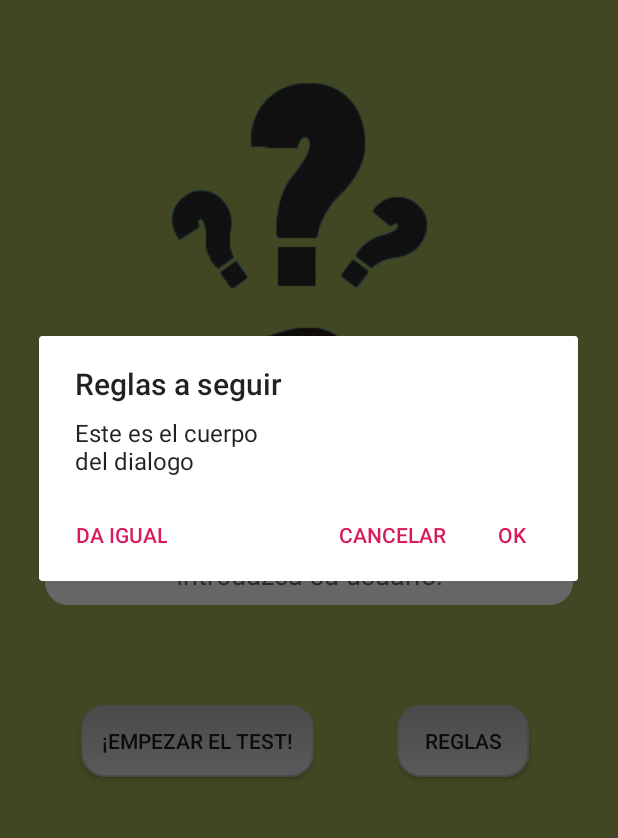
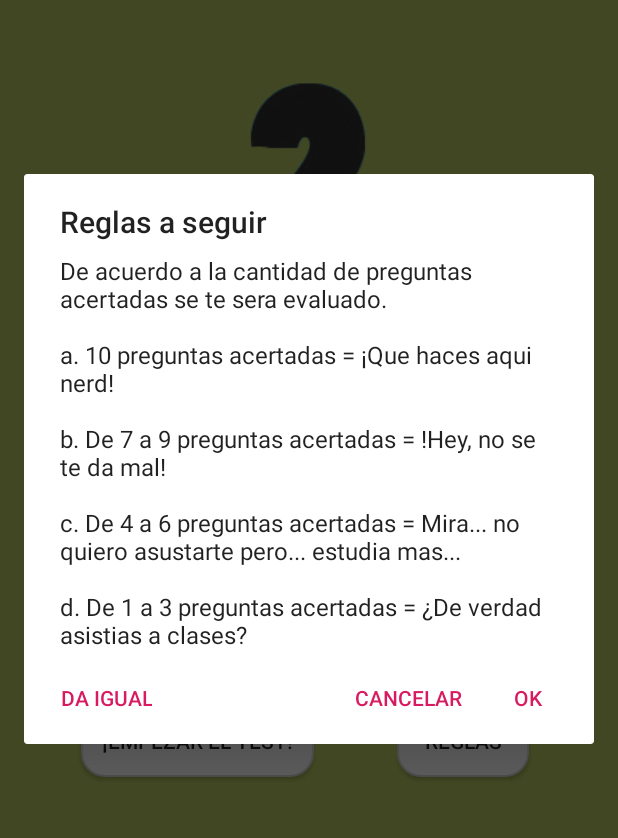
Before and after one commit to Artudoxo/TestWhataTest, an Android app: the screen it shows after launch (MainActivity), after a tap on "REGLAS", on a phone screen of 412 x 824 dp, the part 159-997 px from its top. Run offline under Robolectric (Android 15) with nearby library versions, the phone set to English and light mode, and no system bars.

Commit message:
Actualizadas las reglas del dialogo.

```diff
--- a/app/src/main/java/com/liarkat/testwhatatest/MainActivity.java
+++ b/app/src/main/java/com/liarkat/testwhatatest/MainActivity.java
@@ -42,7 +42,9 @@ public class MainActivity extends AppCompatActivity {
     public void Mostrar_dialogo(){
         AlertDialog.Builder dialogo = new AlertDialog.Builder(this);
         dialogo.setTitle("Reglas a seguir");
-        dialogo.setMessage("Este es el cuerpo \ndel dialogo");
+        dialogo.setMessage("De acuerdo a la cantidad de preguntas acertadas se te sera evaluado. \n\na. 10 preguntas acertadas = ¡Que haces aqui nerd!" +
+        "\n\nb. De 7 a 9 preguntas acertadas = !Hey, no se te da mal! \n\nc. De 4 a 6 preguntas acertadas = Mira... no quiero asustarte pero... estudia mas..."+
+                "\n\nd. De 1 a 3 preguntas acertadas = ¿De verdad asistias a clases?");
         dialogo.setCancelable(true);
         dialogo.setPositiveButton("OK", new DialogInterface.OnClickListener() {
             @Override
@@ -62,7 +64,7 @@ public class MainActivity extends AppCompatActivity {
         dialogo.setNeutralButton("Da igual", new DialogInterface.OnClickListener() {
             @Override
             public void onClick(DialogInterface dialog, int which) {
-                Toast.makeText(getApplicationContext(), "Bueno... Suerte supongo...", Toast.LENGTH_LONG).show();
+                Toast.makeText(getApplicationContext(), "Bueno... Suerte, supongo...", Toast.LENGTH_LONG).show();
 
             }
         });
```
